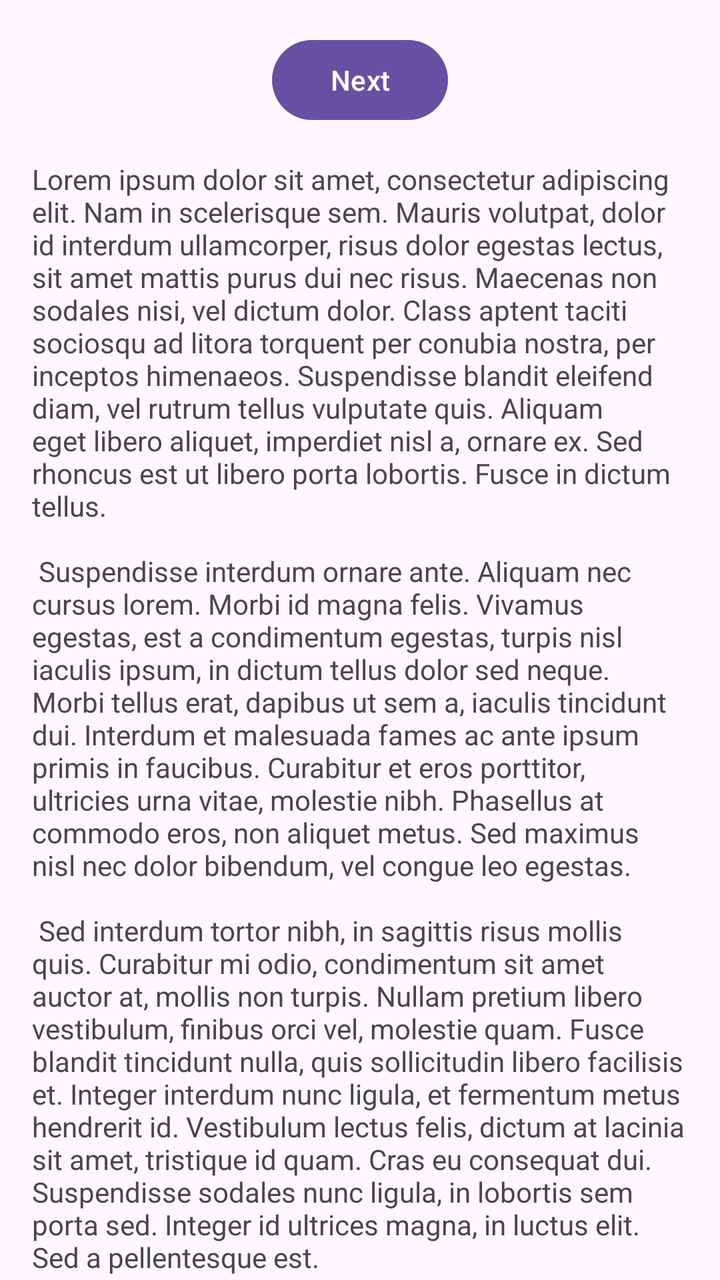
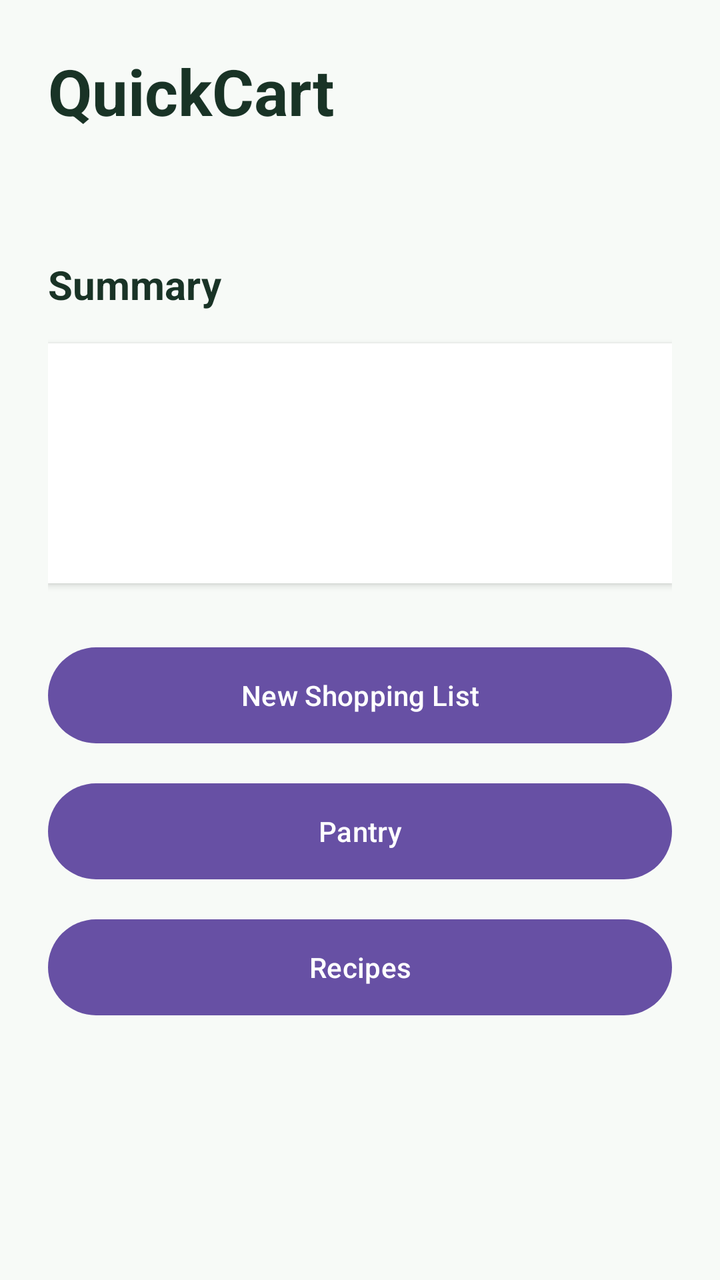

Before-and-after screenshots of an Android layout around one commit, followed by the original layout XML and the change that was made.
<!-- AndroidManifest.xml: application theme Theme.QuickCart -->
<!-- res/layout/fragment_first.xml -->
<?xml version="1.0" encoding="utf-8"?>
<androidx.core.widget.NestedScrollView xmlns:android="http://schemas.android.com/apk/res/android"
    xmlns:app="http://schemas.android.com/apk/res-auto"
    xmlns:tools="http://schemas.android.com/tools"
    android:layout_width="match_parent"
    android:layout_height="match_parent"
    tools:context=".FirstFragment">

    <androidx.constraintlayout.widget.ConstraintLayout
        android:layout_width="match_parent"
        android:layout_height="match_parent"
        android:padding="16dp">

        <Button
            android:id="@+id/button_first"
            android:layout_width="wrap_content"
            android:layout_height="wrap_content"
            android:text="@string/next"
            app:layout_constraintBottom_toTopOf="@id/textview_first"
            app:layout_constraintEnd_toEndOf="parent"
            app:layout_constraintStart_toStartOf="parent"
            app:layout_constraintTop_toTopOf="parent" />

        <TextView
            android:id="@+id/textview_first"
            android:layout_width="wrap_content"
            android:layout_height="wrap_content"
            android:layout_marginTop="16dp"
            android:text="@string/lorem_ipsum"
            app:layout_constraintBottom_toBottomOf="parent"
            app:layout_constraintEnd_toEndOf="parent"
            app:layout_constraintStart_toStartOf="parent"
            app:layout_constraintTop_toBottomOf="@id/button_first" />
    </androidx.constraintlayout.widget.ConstraintLayout>
</androidx.core.widget.NestedScrollView>
<!-- resources referenced by this layout -->
<resources>
  <string name="lorem_ipsum">
          Lorem ipsum dolor sit amet, consectetur adipiscing elit. Nam in scelerisque sem. Mauris
          volutpat, dolor id interdum ullamcorper, risus dolor egestas lectus, sit amet mattis purus
          dui nec risus. Maecenas non sodales nisi, vel dictum dolor. Class aptent taciti sociosqu ad
          litora torquent per conubia nostra, per inceptos himenaeos. Suspendisse blandit eleifend
          diam, vel rutrum tellus vulputate quis. Aliquam eget libero aliquet, imperdiet nisl a,
          ornare ex. Sed rhoncus est ut libero porta lobortis. Fusce in dictum tellus.\n\n
          Suspendisse interdum ornare ante. Aliquam nec cursus lorem. Morbi id magna felis. Vivamus
          egestas, est a condimentum egestas, turpis nisl iaculis ipsum, in dictum tellus dolor sed
          neque. Morbi tellus erat, dapibus ut sem a, iaculis tincidunt dui. Interdum et malesuada
          fames ac ante ipsum primis in faucibus. Curabitur et eros porttitor, ultricies urna vitae,
          molestie nibh. Phasellus at commodo eros, non aliquet metus. Sed maximus nisl nec dolor
          bibendum, vel congue leo egestas.\n\n
          Sed interdum tortor nibh, in sagittis risus mollis quis. Curabitur mi odio, condimentum sit
          amet auctor at, mollis non turpis. Nullam pretium libero vestibulum, finibus orci vel,
          molestie quam. Fusce blandit tincidunt nulla, quis sollicitudin libero facilisis et. Integer
          interdum nunc ligula, et fermentum metus hendrerit id. Vestibulum lectus felis, dictum at
          lacinia sit amet, tristique id quam. Cras eu consequat dui. Suspendisse sodales nunc ligula,
          in lobortis sem porta sed. Integer id ultrices magna, in luctus elit. Sed a pellentesque
          est.\n\n
          Aenean nunc velit, lacinia sed dolor sed, ultrices viverra nulla. Etiam a venenatis nibh.
          Morbi laoreet, tortor sed facilisis varius, nibh orci rhoncus nulla, id elementum leo dui
          non lorem. Nam mollis ipsum quis auctor varius. Quisque elementum eu libero sed commodo. In
          eros nisl, imperdiet vel imperdiet et, scelerisque a mauris. Pellentesque varius ex nunc,
          quis imperdiet eros placerat ac. Duis finibus orci et est auctor tincidunt. Sed non viverra
          ipsum. Nunc quis augue egestas, cursus lorem at, molestie sem. Morbi a consectetur ipsum, a
          placerat diam. Etiam vulputate dignissim convallis. Integer faucibus mauris sit amet finibus
          convallis.\n\n
          Phasellus in aliquet mi. Pellentesque habitant morbi tristique senectus et netus et
          malesuada fames ac turpis egestas. In volutpat arcu ut felis sagittis, in finibus massa
          gravida. Pellentesque id tellus orci. Integer dictum, lorem sed efficitur ullamcorper,
          libero justo consectetur ipsum, in mollis nisl ex sed nisl. Donec maximus ullamcorper
          sodales. Praesent bibendum rhoncus tellus nec feugiat. In a ornare nulla. Donec rhoncus
          libero vel nunc consequat, quis tincidunt nisl eleifend. Cras bibendum enim a justo luctus
          vestibulum. Fusce dictum libero quis erat maximus, vitae volutpat diam dignissim.
      </string>
  <string name="next">Next</string>
  <style name="Theme.QuickCart" parent="Base.Theme.QuickCart" />
  <style name="Base.Theme.QuickCart" parent="Theme.Material3.DayNight.NoActionBar">
          
          
      </style>
</resources>

<!-- the commit's change to res/layout/fragment_first.xml (unified diff, before → after) -->
@@ -4,32 +4,77 @@
     xmlns:tools="http://schemas.android.com/tools"
     android:layout_width="match_parent"
     android:layout_height="match_parent"
+    android:background="#F7FAF7"
     tools:context=".FirstFragment">
 
-    <androidx.constraintlayout.widget.ConstraintLayout
+    <LinearLayout
         android:layout_width="match_parent"
-        android:layout_height="match_parent"
-        android:padding="16dp">
+        android:layout_height="wrap_content"
+        android:orientation="vertical"
+        android:padding="24dp">
+
+        <TextView
+            android:id="@+id/textview_home_title"
+            android:layout_width="match_parent"
+            android:layout_height="wrap_content"
+            android:text="@string/home_title"
+            android:textColor="#193326"
+            android:textSize="32sp"
+            android:textStyle="bold" />
+
+        <TextView
+            android:id="@+id/textview_home_subtitle"
+            android:layout_width="match_parent"
+            android:layout_height="wrap_content"
+            android:layout_marginTop="8dp"
+            android:text="@string/home_subtitle"
+            android:textColor="#4D6659"
+            android:textSize="16sp" />
+
+        <TextView
+            android:id="@+id/textview_status_title"
+            android:layout_width="match_parent"
+            android:layout_height="wrap_content"
+            android:layout_marginTop="32dp"
+            android:text="@string/home_status_title"
+            android:textColor="#193326"
+            android:textSize="20sp"
+            android:textStyle="bold" />
+
+        <TextView
+            android:id="@+id/textview_status_body"
+            android:layout_width="match_parent"
+            android:layout_height="wrap_content"
+            android:layout_marginTop="16dp"
+            android:background="#FFFFFF"
+            android:elevation="2dp"
+            android:lineSpacingExtra="6dp"
+            android:minHeight="120dp"
+            android:padding="20dp"
+            android:text="@string/home_status_body"
+            android:textColor="#26352D"
+            android:textSize="16sp" />
 
         <Button
-            android:id="@+id/button_first"
-            android:layout_width="wrap_content"
-            android:layout_height="wrap_content"
-            android:text="@string/next"
-            app:layout_constraintBottom_toTopOf="@id/textview_first"
-            app:layout_constraintEnd_toEndOf="parent"
-            app:layout_constraintStart_toStartOf="parent"
-            app:layout_constraintTop_toTopOf="parent" />
+            android:id="@+id/button_open_shopping_list"
+            android:layout_width="match_parent"
+            android:layout_height="56dp"
+            android:layout_marginTop="28dp"
+            android:text="@string/open_shopping_list" />
 
-        <TextView
-            android:id="@+id/textview_first"
-            android:layout_width="wrap_content"
-            android:layout_height="wrap_content"
-            android:layout_marginTop="16dp"
-            android:text="@string/lorem_ipsum"
-            app:layout_constraintBottom_toBottomOf="parent"
-            app:layout_constraintEnd_toEndOf="parent"
-            app:layout_constraintStart_toStartOf="parent"
-            app:layout_constraintTop_toBottomOf="@id/button_first" />
-    </androidx.constraintlayout.widget.ConstraintLayout>
+        <Button
+            android:id="@+id/button_open_pantry"
+            android:layout_width="match_parent"
+            android:layout_height="56dp"
+            android:layout_marginTop="12dp"
+            android:text="@string/open_pantry" />
+
+        <Button
+            android:id="@+id/button_open_recipes"
+            android:layout_width="match_parent"
+            android:layout_height="56dp"
+            android:layout_marginTop="12dp"
+            android:text="@string/open_recipes" />
+
+    </LinearLayout>
 </androidx.core.widget.NestedScrollView>
<!-- resource entries referenced after the edit -->
@@ -1,42 +1,12 @@
 <!-- resources referenced by this layout -->
 <resources>
-  <string name="lorem_ipsum">
-          Lorem ipsum dolor sit amet, consectetur adipiscing elit. Nam in scelerisque sem. Mauris
-          volutpat, dolor id interdum ullamcorper, risus dolor egestas lectus, sit amet mattis purus
-          dui nec risus. Maecenas non sodales nisi, vel dictum dolor. Class aptent taciti sociosqu ad
-          litora torquent per conubia nostra, per inceptos himenaeos. Suspendisse blandit eleifend
-          diam, vel rutrum tellus vulputate quis. Aliquam eget libero aliquet, imperdiet nisl a,
-          ornare ex. Sed rhoncus est ut libero porta lobortis. Fusce in dictum tellus.\n\n
-          Suspendisse interdum ornare ante. Aliquam nec cursus lorem. Morbi id magna felis. Vivamus
-          egestas, est a condimentum egestas, turpis nisl iaculis ipsum, in dictum tellus dolor sed
-          neque. Morbi tellus erat, dapibus ut sem a, iaculis tincidunt dui. Interdum et malesuada
-          fames ac ante ipsum primis in faucibus. Curabitur et eros porttitor, ultricies urna vitae,
-          molestie nibh. Phasellus at commodo eros, non aliquet metus. Sed maximus nisl nec dolor
-          bibendum, vel congue leo egestas.\n\n
-          Sed interdum tortor nibh, in sagittis risus mollis quis. Curabitur mi odio, condimentum sit
-          amet auctor at, mollis non turpis. Nullam pretium libero vestibulum, finibus orci vel,
-          molestie quam. Fusce blandit tincidunt nulla, quis sollicitudin libero facilisis et. Integer
-          interdum nunc ligula, et fermentum metus hendrerit id. Vestibulum lectus felis, dictum at
-          lacinia sit amet, tristique id quam. Cras eu consequat dui. Suspendisse sodales nunc ligula,
-          in lobortis sem porta sed. Integer id ultrices magna, in luctus elit. Sed a pellentesque
-          est.\n\n
-          Aenean nunc velit, lacinia sed dolor sed, ultrices viverra nulla. Etiam a venenatis nibh.
-          Morbi laoreet, tortor sed facilisis varius, nibh orci rhoncus nulla, id elementum leo dui
-          non lorem. Nam mollis ipsum quis auctor varius. Quisque elementum eu libero sed commodo. In
-          eros nisl, imperdiet vel imperdiet et, scelerisque a mauris. Pellentesque varius ex nunc,
-          quis imperdiet eros placerat ac. Duis finibus orci et est auctor tincidunt. Sed non viverra
-          ipsum. Nunc quis augue egestas, cursus lorem at, molestie sem. Morbi a consectetur ipsum, a
-          placerat diam. Etiam vulputate dignissim convallis. Integer faucibus mauris sit amet finibus
-          convallis.\n\n
-          Phasellus in aliquet mi. Pellentesque habitant morbi tristique senectus et netus et
-          malesuada fames ac turpis egestas. In volutpat arcu ut felis sagittis, in finibus massa
-          gravida. Pellentesque id tellus orci. Integer dictum, lorem sed efficitur ullamcorper,
-          libero justo consectetur ipsum, in mollis nisl ex sed nisl. Donec maximus ullamcorper
-          sodales. Praesent bibendum rhoncus tellus nec feugiat. In a ornare nulla. Donec rhoncus
-          libero vel nunc consequat, quis tincidunt nisl eleifend. Cras bibendum enim a justo luctus
-          vestibulum. Fusce dictum libero quis erat maximus, vitae volutpat diam dignissim.
-      </string>
-  <string name="next">Next</string>
+  <string name="home_status_body" />
+  <string name="home_status_title">Summary</string>
+  <string name="home_subtitle" />
+  <string name="home_title">QuickCart</string>
+  <string name="open_pantry">Pantry</string>
+  <string name="open_recipes">Recipes</string>
+  <string name="open_shopping_list">New Shopping List</string>
   <style name="Theme.QuickCart" parent="Base.Theme.QuickCart" />
   <style name="Base.Theme.QuickCart" parent="Theme.Material3.DayNight.NoActionBar">
           
